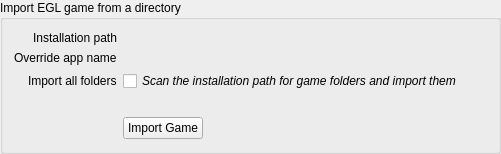
RareDevs/Rare, file rare/ui/components/tabs/games/import_sync/import_group.ui: the form before one commit.
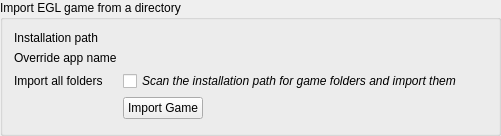
The form after the commit.

Commit message:
ImportGroup: Show messagebox when importing multiple games (scanning install folder)
I moved around a few things because the separate lists felt like they
would make the handling a bit complicated.

```diff
--- a/rare/ui/components/tabs/games/import_sync/import_group.ui
+++ b/rare/ui/components/tabs/games/import_sync/import_group.ui
@@ -7,7 +7,7 @@
     <x>0</x>
     <y>0</y>
     <width>501</width>
-    <height>154</height>
+    <height>136</height>
    </rect>
   </property>
   <property name="windowTitle">
@@ -19,10 +19,7 @@
   <property name="title">
    <string>Import EGL game from a directory</string>
   </property>
-  <layout class="QFormLayout" name="import_layout">
-   <property name="labelAlignment">
-    <set>Qt::AlignRight|Qt::AlignTrailing|Qt::AlignVCenter</set>
-   </property>
+  <layout class="QFormLayout" name="formLayout">
    <item row="0" column="0">
     <widget class="QLabel" name="path_edit_label">
      <property name="text">
@@ -50,26 +47,6 @@
      </property>
     </widget>
    </item>
-   <item row="3" column="1">
-    <widget class="QLabel" name="info_label">
-     <property name="text">
-      <string notr="true"/>
-     </property>
-    </widget>
-   </item>
-   <item row="4" column="1">
-    <widget class="QPushButton" name="import_button">
-     <property name="sizePolicy">
-      <sizepolicy hsizetype="Maximum" vsizetype="Fixed">
-       <horstretch>0</horstretch>
-       <verstretch>0</verstretch>
-      </sizepolicy>
-     </property>
-     <property name="text">
-      <string>Import Game</string>
-     </property>
-    </widget>
-   </item>
    <item row="2" column="1">
     <widget class="QCheckBox" name="import_folder_check">
      <property name="font">
@@ -82,6 +59,30 @@
      </property>
     </widget>
    </item>
+   <item row="3" column="1">
+    <layout class="QHBoxLayout" name="horizontalLayout">
+     <item>
+      <widget class="QPushButton" name="import_button">
+       <property name="sizePolicy">
+        <sizepolicy hsizetype="Maximum" vsizetype="Fixed">
+         <horstretch>0</horstretch>
+         <verstretch>0</verstretch>
+        </sizepolicy>
+       </property>
+       <property name="text">
+        <string>Import Game</string>
+       </property>
+      </widget>
+     </item>
+     <item>
+      <widget class="QLabel" name="info_label">
+       <property name="text">
+        <string notr="true"/>
+       </property>
+      </widget>
+     </item>
+    </layout>
+   </item>
   </layout>
  </widget>
  <resources/>
```
The commit also changes 2 other files.
